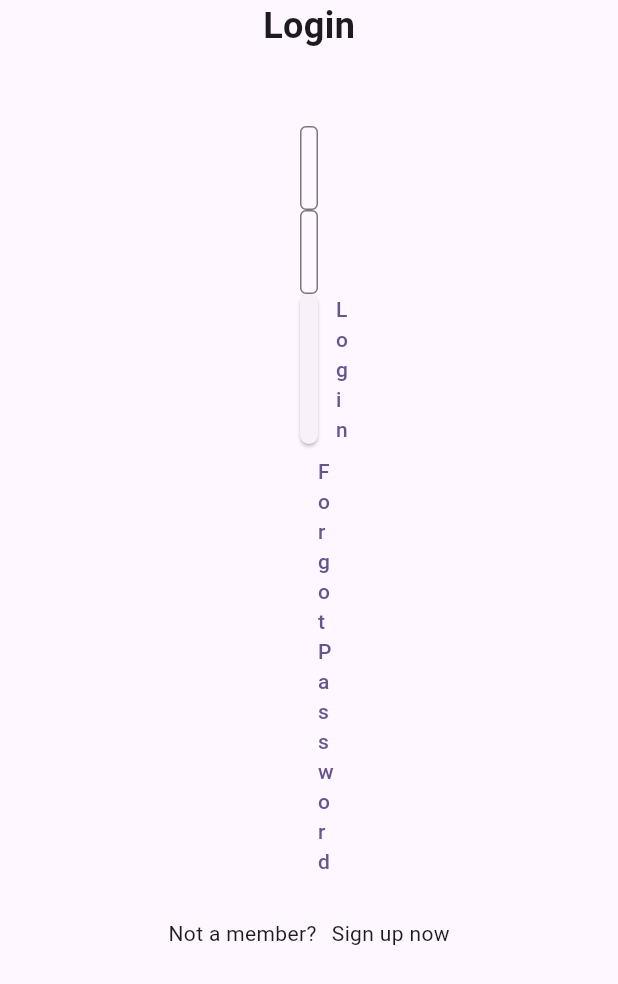
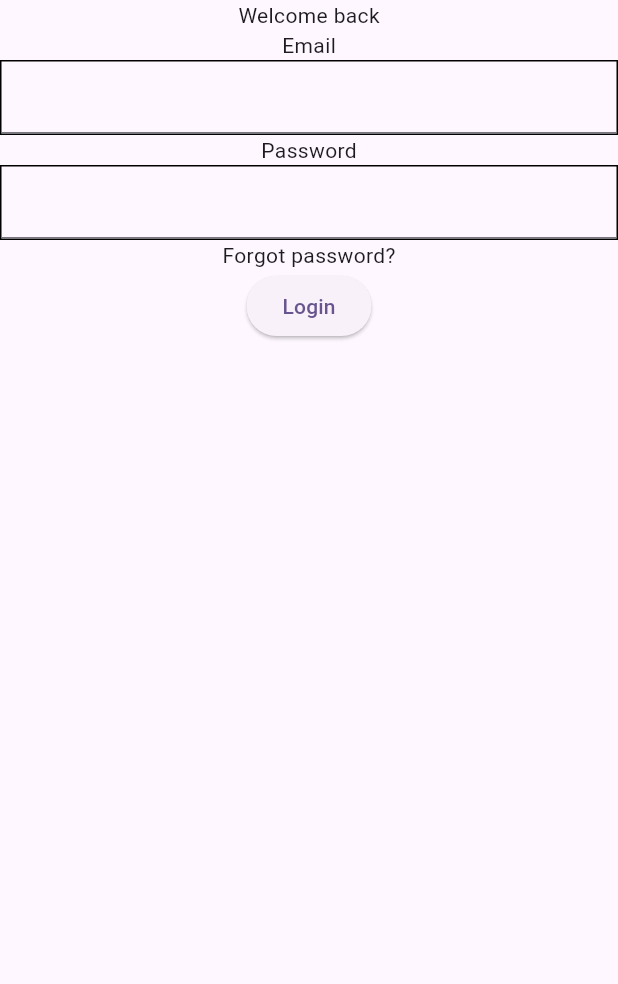
Before and after one commit to Abdul-Hadi-Jalil/flutter-signup-login, a Flutter app: the screen it shows after launch, on a phone screen of 412 x 824 dp. Shown: the top 984 px of the screen. Run offline on Flutter 3.47's test engine with Material 3 defaults, Android fonts, the phone set to English and light mode, and no system bars.

Commit message:
started the login page

```diff
--- a/lib/screens/login.dart
+++ b/lib/screens/login.dart
@@ -1,5 +1,4 @@
 import 'package:flutter/material.dart';
-import 'package:flutter_application_1/screens/signup.dart';
 
 class Login extends StatelessWidget {
   const Login({super.key});
@@ -9,59 +8,29 @@ class Login extends StatelessWidget {
     return Scaffold(
       body: Column(
         children: [
-          Center(
-            child: Text(
-              'Login',
-              style: TextStyle(fontSize: 24, fontWeight: FontWeight.bold),
-            ),
+          Text("Welcome back"),
+          Text("Email"),
+          Container(
+            decoration: BoxDecoration(border: Border.all(color: Colors.black)),
+            child: TextFormField(keyboardType: TextInputType.emailAddress),
           ),
-          Padding(
-            padding: const EdgeInsets.only(
-              left: 200,
-              right: 200,
-              top: 50,
-              bottom: 20,
-            ),
-            child: Column(
-              children: [
-                TextField(
-                  decoration: InputDecoration(
-                    hintText: 'Username',
-                    border: OutlineInputBorder(),
-                  ),
-                ),
-                TextField(
-                  decoration: InputDecoration(
-                    border: OutlineInputBorder(),
-                    labelText: 'Password',
-                  ),
-                ),
-                ElevatedButton(onPressed: () {}, child: Text('Login')),
-                TextButton(onPressed: () {}, child: Text('Forgot Password')),
-              ],
-            ),
+          Text("Password"),
+          Container(
+            decoration: BoxDecoration(border: Border.all(color: Colors.black)),
+            child: TextFormField(),
           ),
-          Center(
-            child: Row(
-              spacing: 10,
-              mainAxisSize: MainAxisSize.min,
-              children: [
-                Text('Not a member?'),
-                InkWell(
-                  onTap: () {
-                    Navigator.push(
-                      context,
-                      MaterialPageRoute(builder: (context) => Signup()),
-                    );
-                  },
-                  hoverColor: Colors.transparent,
-                  focusColor: Colors.transparent,
-                  splashColor: Colors.transparent,
-                  highlightColor: Colors.transparent,
-                  child: Text('Sign up now'),
-                ),
-              ],
-            ),
+          InkWell(
+            onTap: () {
+              print('it is pressed');
+            },
+            child: Text('Forgot password?'),
+          ),
+          // Login button for user to login to the app
+          ElevatedButton(
+            onPressed: () {
+              print("Login button is pressed");
+            },
+            child: Text('Login'),
           ),
         ],
       ),
```
Also changed, not shown: lib/screens/signup.dart (+1 -84 lines).
